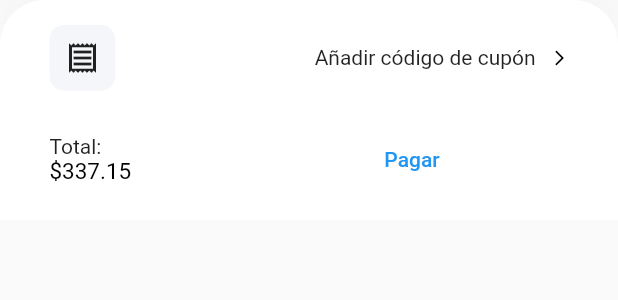
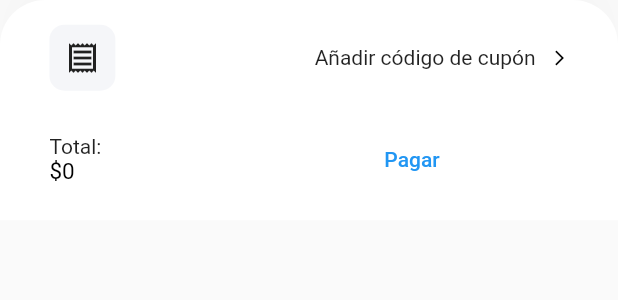
Before and after one commit to israeljasma/app_cart_woocomerce, a Flutter app: the ChekOurCard widget shown alone on an empty page, opened directly, after a tap on "Pagar", on a phone screen of 412 x 824 dp. Shown: the top 300 px of the screen. Run offline on Flutter 3.47's test engine with Material 2 defaults, Android fonts, the light colour scheme and no system bars; our stand-ins replace carousel_slider, dio, flutter_html; network calls fail.

Commit message:
Feat: mostrar precio, agregar y remover

```diff
--- a/lib/providers/cart_provider.dart
+++ b/lib/providers/cart_provider.dart
@@ -3,6 +3,7 @@ import 'package:flutter/material.dart';
 
 class CartProvider extends ChangeNotifier {
   List<Cart> cart = [];
+  int price = 0;
 
   CartProvider() {
     print('CartProvider inicializado');
@@ -10,11 +11,22 @@ class CartProvider extends ChangeNotifier {
 
   addProduct(Cart product) {
     cart.add(product);
+    priceAdd(int.parse(product.product.price));
     notifyListeners();
   }
 
   deleteProduct(int id) {
+    var actualPrice = cart[id].product.price;
     cart.removeAt(id);
+    priceLess(int.parse(actualPrice));
     notifyListeners();
   }
+
+  priceAdd(int productPrice) {
+    price = price + productPrice;
+  }
+
+  priceLess(int productPrice) {
+    price = price - productPrice;
+  }
 }
--- a/lib/screens/cart/cart_screen.dart
+++ b/lib/screens/cart/cart_screen.dart
@@ -1,6 +1,7 @@
 import 'package:app_cart_woocomerce/providers/cart_provider.dart';
 import 'package:app_cart_woocomerce/providers/woocomerce_providers.dart';
 import 'package:app_cart_woocomerce/screens/cart/components/body.dart';
+import 'package:app_cart_woocomerce/utils/utils.dart';
 import 'package:flutter/material.dart';
 import 'package:provider/provider.dart';
 
@@ -97,11 +98,12 @@ class ChekOurCard extends StatelessWidget {
             Row(
               mainAxisAlignment: MainAxisAlignment.spaceBetween,
               children: [
-                const Text.rich(
+                Text.rich(
                   TextSpan(text: 'Total:\n', children: [
                     TextSpan(
-                      text: '\$337.15 ',
-                      style: TextStyle(fontSize: 15, color: Colors.black),
+                      text:
+                          '\$${NumberFormat().thousandFormat(dataCart.price)}',
+                      style: const TextStyle(fontSize: 15, color: Colors.black),
                     ),
                   ]),
                 ),
```
